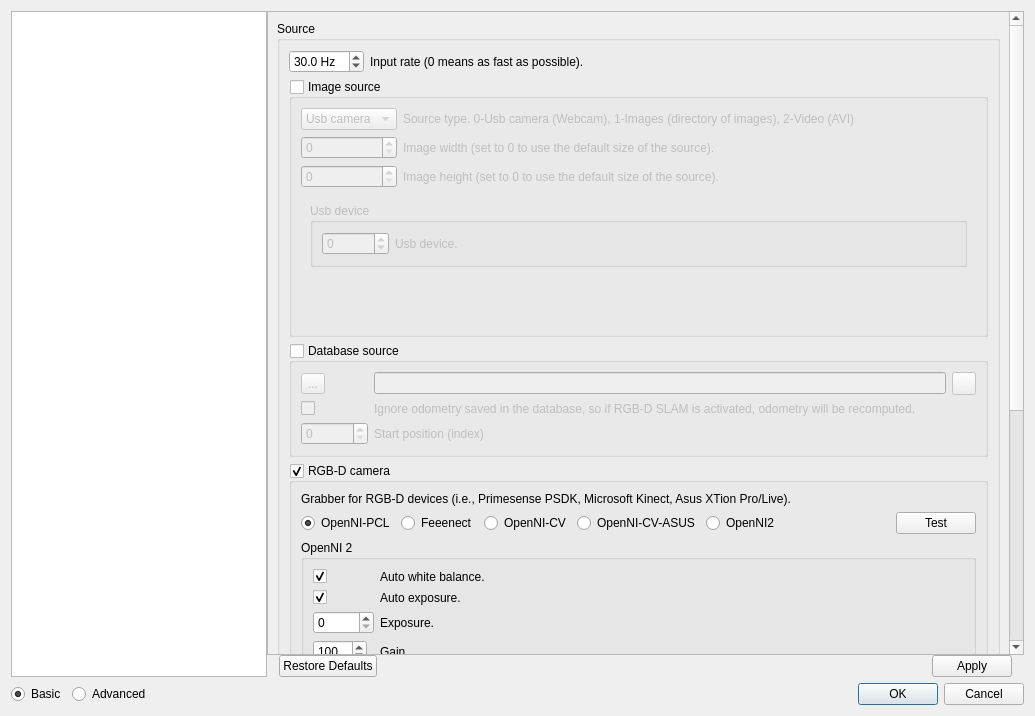
This is guilib/src/ui/preferencesDialog.ui in introlab/rtabmap as Qt 5 draws it before an edit. The edited form follows.
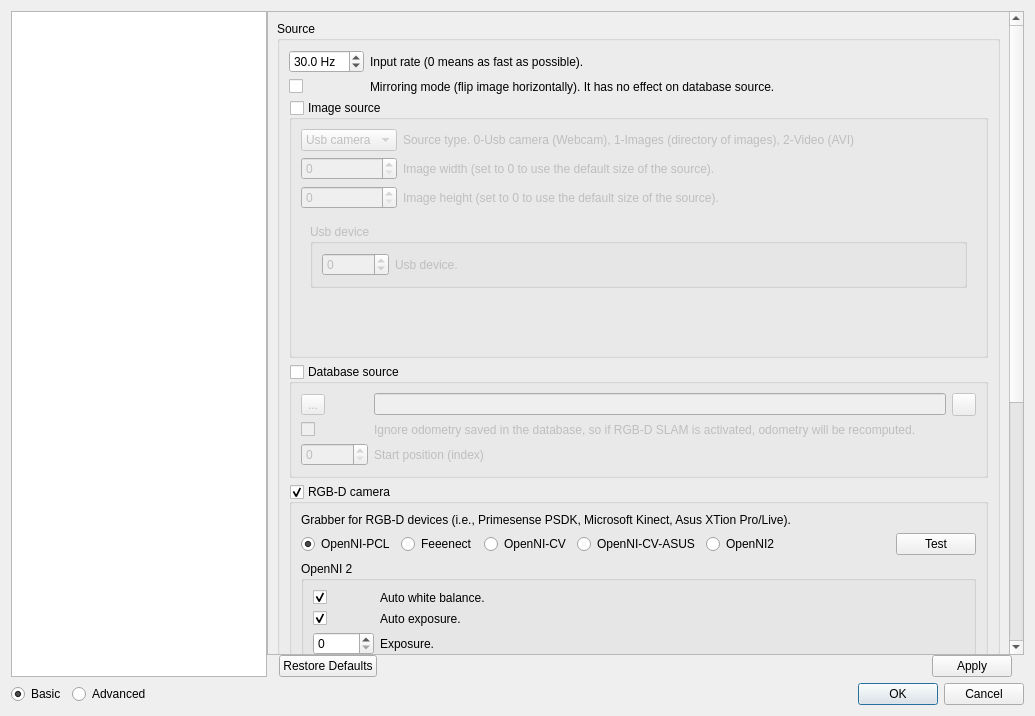
This is the edited form. The open tabs and pages were chosen to show the change. Icons and pictures are not drawn. Custom widgets are drawn as their Qt base class.

Commit message: Added Source/Mirroring parameter for convenience

What changed in the file:
```diff
--- a/guilib/src/ui/preferencesDialog.ui
+++ b/guilib/src/ui/preferencesDialog.ui
@@ -63,9 +63,9 @@
           <property name="geometry">
            <rect>
             <x>0</x>
-            <y>-203</y>
-            <width>744</width>
-            <height>1101</height>
+            <y>0</y>
+            <width>737</width>
+            <height>1320</height>
            </rect>
           </property>
           <layout class="QVBoxLayout" name="verticalLayout_16">
@@ -1288,6 +1288,20 @@
                         </property>
                        </widget>
                       </item>
+                      <item row="1" column="1">
+                       <widget class="QLabel" name="label_17">
+                        <property name="text">
+                         <string>Mirroring mode (flip image horizontally). It has no effect on database source.</string>
+                        </property>
+                       </widget>
+                      </item>
+                      <item row="1" column="0">
+                       <widget class="QCheckBox" name="source_mirroring">
+                        <property name="text">
+                         <string/>
+                        </property>
+                       </widget>
+                      </item>
                      </layout>
                     </item>
                     <item>
@@ -1719,34 +1733,7 @@
                          <property name="title">
                           <string>OpenNI 2</string>
                          </property>
-                         <layout class="QFormLayout" name="formLayout_6">
-                          <item row="6" column="0">
-                           <widget class="QSpinBox" name="openni2_gain">
-                            <property name="maximum">
-                             <number>1000</number>
-                            </property>
-                            <property name="value">
-                             <number>100</number>
-                            </property>
-                           </widget>
-                          </item>
-                          <item row="3" column="0">
-                           <widget class="QSpinBox" name="openni2_exposure">
-                            <property name="maximum">
-                             <number>65535</number>
-                            </property>
-                           </widget>
-                          </item>
-                          <item row="1" column="0">
-                           <widget class="QCheckBox" name="openni2_autoExposure">
-                            <property name="text">
-                             <string/>
-                            </property>
-                            <property name="checked">
-                             <bool>true</bool>
-                            </property>
-                           </widget>
-                          </item>
+                         <layout class="QGridLayout" name="gridLayout_54" columnstretch="0,1">
                           <item row="0" column="0">
                            <widget class="QCheckBox" name="openni2_autoWhiteBalance">
                             <property name="text">
@@ -1767,6 +1754,16 @@
                             </property>
                            </widget>
                           </item>
+                          <item row="1" column="0">
+                           <widget class="QCheckBox" name="openni2_autoExposure">
+                            <property name="text">
+                             <string/>
+                            </property>
+                            <property name="checked">
+                             <bool>true</bool>
+                            </property>
+                           </widget>
+                          </item>
                           <item row="1" column="1">
                            <widget class="QLabel" name="label_218">
                             <property name="text">
@@ -1777,7 +1774,14 @@
                             </property>
                            </widget>
                           </item>
-                          <item row="3" column="1">
+                          <item row="2" column="0">
+                           <widget class="QSpinBox" name="openni2_exposure">
+                            <property name="maximum">
+                             <number>65535</number>
+                            </property>
+                           </widget>
+                          </item>
+                          <item row="2" column="1">
                            <widget class="QLabel" name="label_219">
                             <property name="text">
                              <string>Exposure.</string>
@@ -1787,7 +1791,17 @@
                             </property>
                            </widget>
                           </item>
-                          <item row="6" column="1">
+                          <item row="3" column="0">
+                           <widget class="QSpinBox" name="openni2_gain">
+                            <property name="maximum">
+                             <number>1000</number>
+                            </property>
+                            <property name="value">
+                             <number>100</number>
+                            </property>
+                           </widget>
+                          </item>
+                          <item row="3" column="1">
                            <widget class="QLabel" name="label_220">
                             <property name="text">
                              <string>Gain.</string>
```
Left out of the diff: 13 changed lines with no effect on the pictures. The commit also changes 8 other files.
